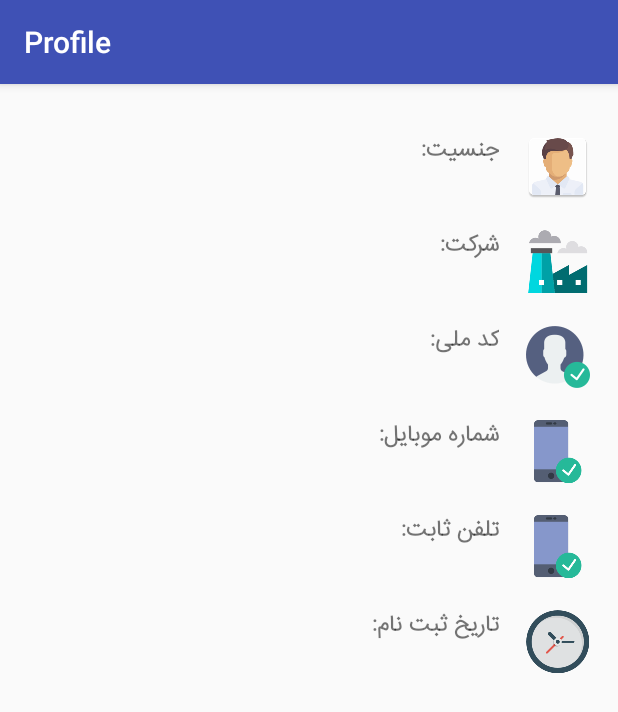
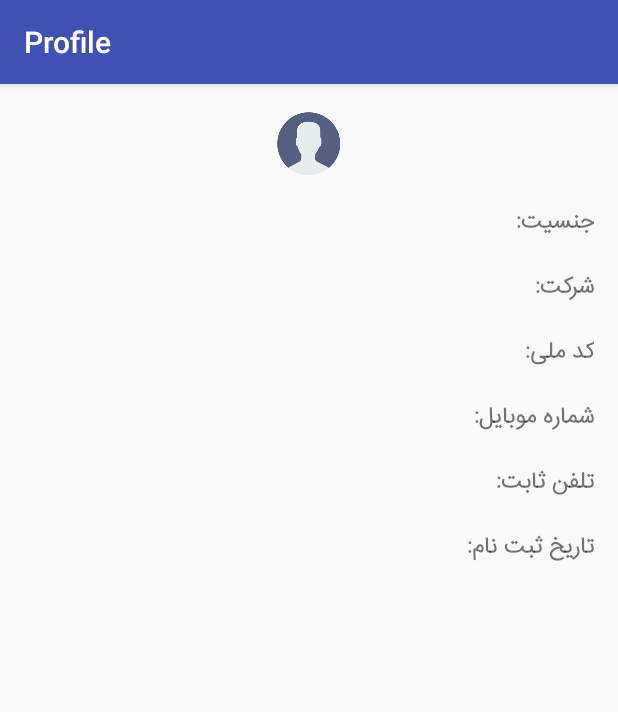
Before and after one commit to behroohj/HermesGps, an Android app: the screen it shows after launch (Profile), in the side drawer, after a tap on "پروفایل", on a phone screen of 412 x 824 dp. Shown: the top 712 px of the screen. Run offline under Robolectric (Android 15) with nearby library versions, the phone set to English and light mode, and no system bars; libraries missing offline, so code that uses them is left out: com.loopj.android, cz.msebera.android, pl.pawelkleczkowski.customgauge; 15 statements that could not run were skipped.

Commit message:
تغییرات مربوط به نقشه

```diff
--- a/app/src/main/AndroidManifest.xml
+++ b/app/src/main/AndroidManifest.xml
@@ -25,6 +25,9 @@
         <meta-data
             android:name="DOMAIN_PACKAGE_NAME"
             android:value="com.hermes.gps" />
+        <meta-data
+            android:name="com.google.android.geo.API_KEY"
+            android:value="AIzaSyChSsfk9isL-5s9eE4A3bbvWFI_GVrFHhs" />
 
         <activity
             android:name=".MainPage"
--- a/app/src/main/java/com/hermes/gps/MainPage.java
+++ b/app/src/main/java/com/hermes/gps/MainPage.java
@@ -20,6 +20,12 @@ import android.view.ViewGroup;
 import android.widget.Button;
 import android.widget.TextView;
 
+import com.google.android.gms.maps.CameraUpdateFactory;
+import com.google.android.gms.maps.GoogleMap;
+import com.google.android.gms.maps.OnMapReadyCallback;
+import com.google.android.gms.maps.SupportMapFragment;
+import com.google.android.gms.maps.model.LatLng;
+import com.google.android.gms.maps.model.MarkerOptions;
 import com.loopj.android.http.AsyncHttpClient;
 import com.loopj.android.http.AsyncHttpResponseHandler;
 
@@ -35,7 +41,7 @@ import cz.msebera.android.httpclient.Header;
 import pl.pawelkleczkowski.customgauge.CustomGauge;
 
 public class MainPage extends AppCompatActivity
-        implements NavigationView.OnNavigationItemSelectedListener {
+        implements NavigationView.OnNavigationItemSelectedListener, OnMapReadyCallback {
     DrawerLayout drawer;
     View itm;
     private TextView text1;
@@ -44,6 +50,7 @@ public class MainPage extends AppCompatActivity
     private CustomGauge gauge2;
     static int topSpeed=0;
     static int lastLocation=0;
+    private GoogleMap mMap;
     @Override
     protected void onCreate(Bundle savedInstanceState) {
         G.overrideFont(getApplicationContext(), "SERIF", "Yekan.ttf");
@@ -101,6 +108,10 @@ public class MainPage extends AppCompatActivity
             text2.setText(""+topSpeed);
             gauge2.setValue(topSpeed);
         }
+
+
+        SupportMapFragment mapFragment = (SupportMapFragment) getSupportFragmentManager().findFragmentById(R.id.googlemap);
+        mapFragment.getMapAsync(MainPage.this);
 //
 //        new Thread() {
 //            public void run() {
@@ -174,10 +185,10 @@ public class MainPage extends AppCompatActivity
             startActivity(intent);
         } else if (id == R.id.navUpdate) {
 
-            webService("http://gpshermes.com/rest/gettbl?username=2300587416&password=09171167416");
-            webServiceRegister("http://gpshermes.com/rest/getreg?username=2300587416&password=09171167416");
-            webServiceLastLocation("http://gpshermes.com/rest/getlast?username=2300587416&password=09171167416");
-            webServiceTopSpeed("http://gpshermes.com/rest/getspeed?username=2300587416&password=09171167416");
+            webService("http://gpshermes.com/rest/gettbl?username=hh&password=hh1234");
+            webServiceRegister("http://gpshermes.com/rest/getreg?username=hh&password=hh1234");
+            webServiceLastLocation("http://gpshermes.com/rest/getlast?username=hh&password=hh1234");
+            webServiceTopSpeed("http://gpshermes.com/rest/getspeed?username=hh&password=hh1234");
         }
 
         DrawerLayout drawer = (DrawerLayout) findViewById(R.id.drawer_layout);
@@ -581,4 +592,18 @@ public class MainPage extends AppCompatActivity
     protected void onResume() {
         super.onResume();
     }
+
+    public void onMapReady(GoogleMap googleMap) {
+        mMap = googleMap;
+        // Add a marker in Sydney, Australia, and move the camera.
+        final List<LastLocationORM> lastLocationORMs = LastLocationORM.listAll(LastLocationORM.class);
+        for(int i = 0; i <lastLocationORMs.size(); i++)
+        {
+            lastLocation=lastLocationORMs.get(i).getE();
+            LatLng sydney = new LatLng(lastLocationORMs.get(i).getB(), lastLocationORMs.get(i).getC());
+            mMap.addMarker(new MarkerOptions().position(sydney).title("Marker in Sydney"));
+            mMap.moveCamera(CameraUpdateFactory.newLatLng(sydney));
+        }
+
+    }
 }
--- a/app/src/main/res/layout/content_profile.xml
+++ b/app/src/main/res/layout/content_profile.xml
@@ -31,6 +31,18 @@
                     android:layout_width="match_parent"
                     android:layout_height="match_parent" >
 
+
+                    <ImageView
+                        android:layout_width="match_parent"
+                        android:layout_height="wrap_content"
+                        app:srcCompat="@mipmap/ic_contact"
+                        android:id="@+id/imageView5" />
+                </TableRow>
+
+                <TableRow
+                    android:layout_width="match_parent"
+                    android:layout_height="match_parent" >
+
                     <TextView
                         android:drawablePadding="15dp"
                         android:layout_gravity="right|center"
@@ -40,7 +52,6 @@
                         android:textStyle="bold"
                         android:textSize="15dp"
                         android:layout_width="match_parent"
-                        android:drawableRight="@mipmap/ic_man"
                         android:layout_height="wrap_content"
                         android:id="@+id/sex" />
                 </TableRow>
@@ -58,7 +69,6 @@
                         android:textStyle="bold"
                         android:textSize="15dp"
                         android:layout_width="match_parent"
-                        android:drawableRight="@mipmap/ic_industry"
                         android:layout_height="wrap_content"
                         android:id="@+id/company" />
                 </TableRow>
@@ -76,7 +86,6 @@
                         android:textStyle="bold"
                         android:textSize="15dp"
                         android:layout_width="match_parent"
-                        android:drawableRight="@mipmap/ic_launcher"
                         android:layout_height="wrap_content"
                         android:id="@+id/nationalCode" />
                 </TableRow>
@@ -94,7 +103,6 @@
                         android:textStyle="bold"
                         android:textSize="15dp"
                         android:layout_width="match_parent"
-                        android:drawableRight="@mipmap/ic_smartphone"
                         android:layout_height="wrap_content"
                         android:id="@+id/mobile" />
                 </TableRow>
@@ -112,7 +120,6 @@
                         android:textStyle="bold"
                         android:textSize="15dp"
                         android:layout_width="match_parent"
-                        android:drawableRight="@mipmap/ic_smartphone"
                         android:layout_height="wrap_content"
                         android:id="@+id/phone" />
                 </TableRow>
@@ -130,7 +137,6 @@
                         android:textStyle="bold"
                         android:textSize="15dp"
                         android:layout_width="match_parent"
-                        android:drawableRight="@mipmap/ic_clock"
                         android:layout_height="wrap_content"
                         android:id="@+id/date" />
                 </TableRow>
```
Also changed, not shown: app/src/main/java/com/hermes/gps/CarSelected.java (+9 -0 lines), app/src/main/res/layout/content_car_selected.xml (+9 -10 lines), app/src/main/res/layout/content_main_page.xml (+9 -4 lines), app/src/main/ic_launcher-web.png, app/src/main/res/mipmap-hdpi/ic_launcher.png, app/src/main/res/mipmap-mdpi/ic_launcher.png, app/src/main/res/mipmap-xhdpi/ic_launcher.png, app/src/main/res/mipmap-xxhdpi/ic_launcher.png, app/src/main/res/mipmap-xxxhdpi/ic_launcher.png.
